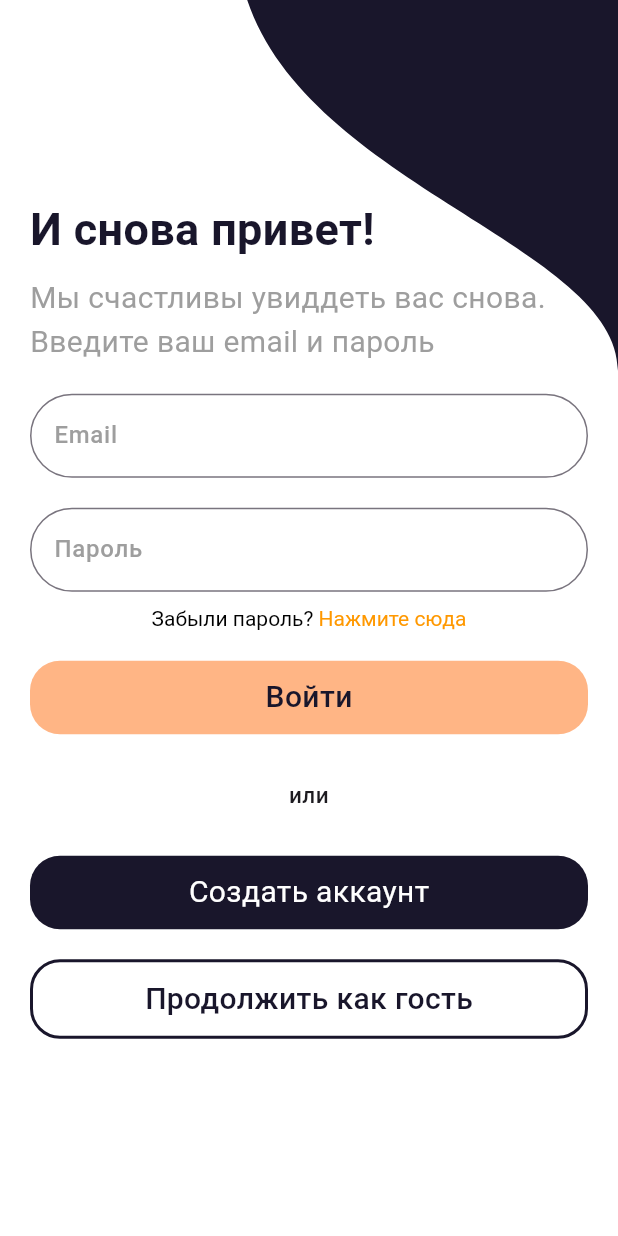
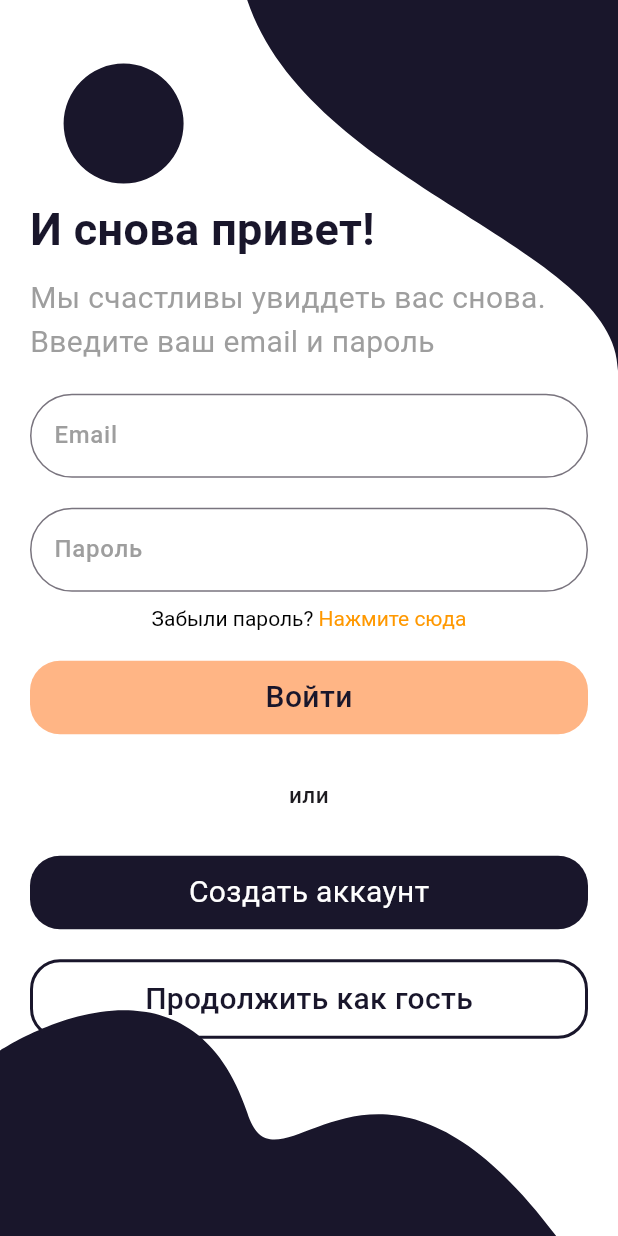
Before and after one commit to Wjiel/pets_app, a Flutter app: the screen it shows after launch, on a phone screen of 412 x 824 dp. Run offline on Flutter 3.47's test engine with Material 3 defaults, Android fonts, the phone set to English and light mode, and no system bars.

Commit message:
login screen

```diff
--- a/lib/login_screen/LoginScreen.dart
+++ b/lib/login_screen/LoginScreen.dart
@@ -1,3 +1,4 @@
+import 'package:flutter/gestures.dart';
 import 'package:flutter/material.dart';
 
 import '../Config/colors.dart';
@@ -96,6 +97,7 @@ class _LoginScreenState extends State<LoginScreen> {
                         ),
                         TextSpan(
                           text: 'Нажмите сюда',
+                          recognizer: TapGestureRecognizer()..onTap = () {},
                           style: TextStyle(
                             color: Colors.orange,
                           ),
--- a/lib/login_screen/Widgets/BackgroundClipper.dart
+++ b/lib/login_screen/Widgets/BackgroundClipper.dart
@@ -15,6 +15,34 @@ class BackgroundClipper extends CustomClipper<Path> {
       size.width * 0.4,
       0,
     );
+    path.addOval(
+      Rect.fromCircle(
+          center: Offset(size.width * 0.2, size.height * 0.1), radius: 40),
+    );
+
+    var pathBottom = Path();
+    pathBottom.moveTo(0, size.height);
+    pathBottom.lineTo(0, size.height * 0.85);
+    pathBottom.cubicTo(
+      0,
+      size.height * 0.85,
+      size.width * 0.3,
+      size.height * 0.75,
+      size.width * 0.4,
+      size.height * 0.9,
+    );
+
+    pathBottom.cubicTo(
+      size.width * 0.45,
+      size.height * 0.98,
+      size.width * 0.6,
+      size.height * 0.8,
+      size.width * 0.9,
+      size.height,
+    );
+
+    path.addPath(pathBottom, Offset(0, 0));
+
     path.close();
     return path;
   }
```
